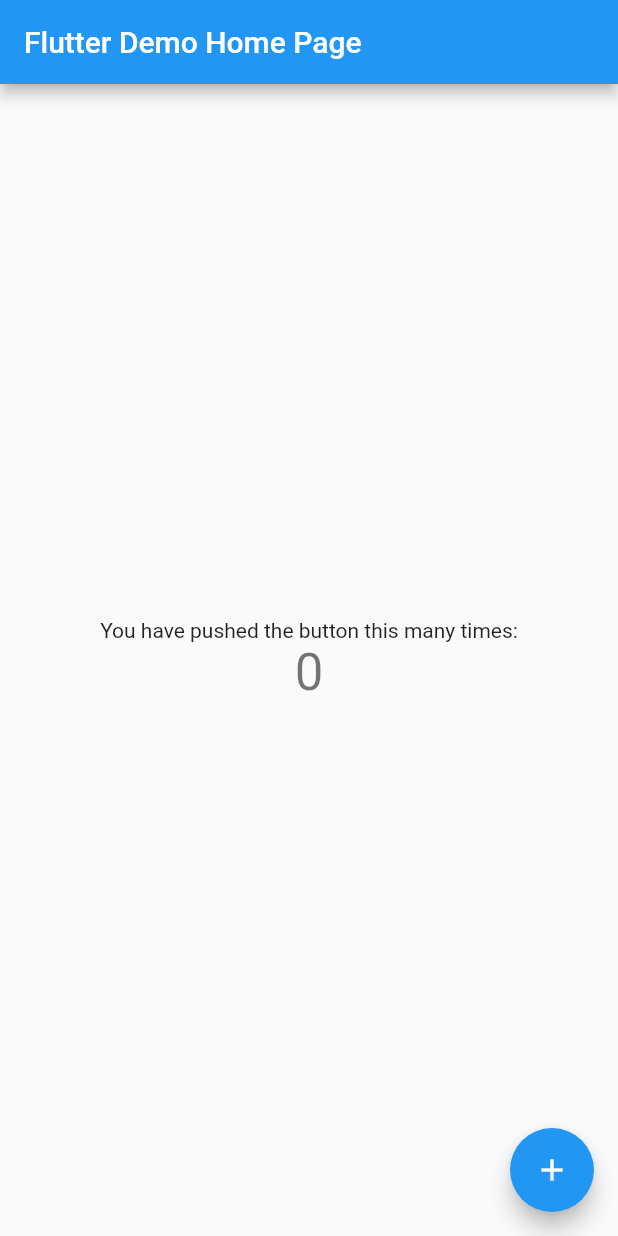
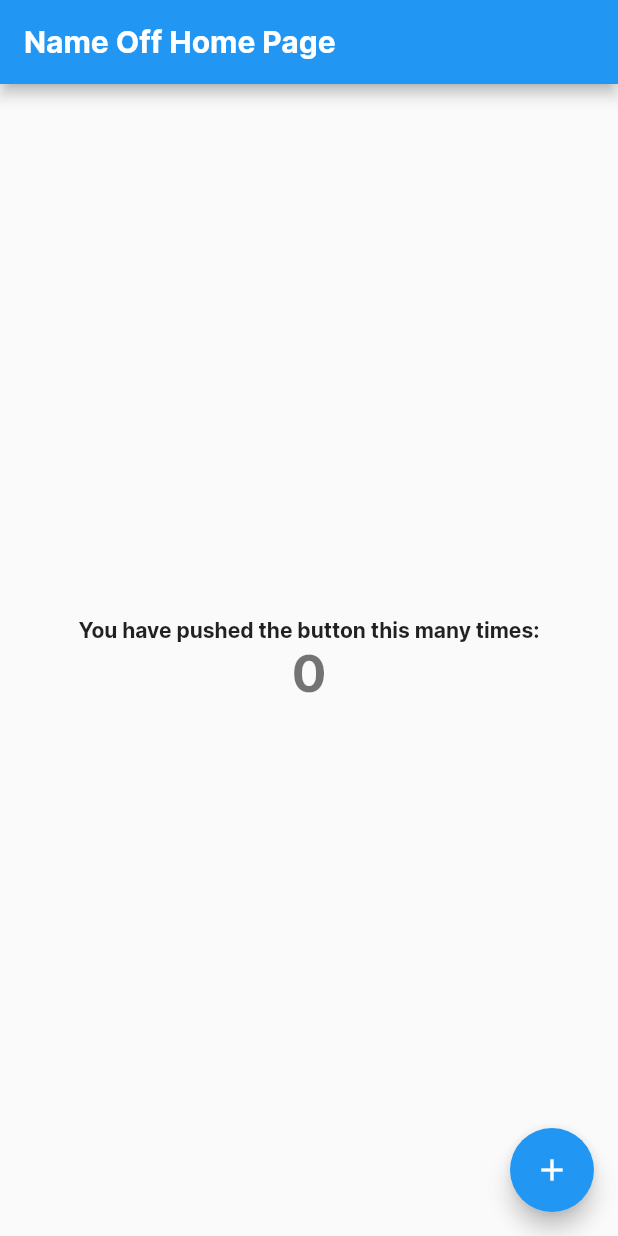
Before and after one commit to Ramko9999/Name-Off, a Flutter app: the screen it shows after launch, on a phone screen of 412 x 824 dp. Run offline on Flutter 3.47's test engine with Material 2 defaults, Android fonts, the phone set to English and light mode, and no system bars.

```diff
--- a/client/lib/main.dart
+++ b/client/lib/main.dart
@@ -11,6 +11,7 @@ class MyApp extends StatelessWidget {
     return MaterialApp(
       title: 'Name Off',
       theme: ThemeData(
+        fontFamily: 'Inter',
         // This is the theme of your application.
         //
         // Try running your application with "flutter run". You'll see the
@@ -26,7 +27,7 @@ class MyApp extends StatelessWidget {
         // closer together (more dense) than on mobile platforms.
         visualDensity: VisualDensity.adaptivePlatformDensity,
       ),
-      home: MyHomePage(title: 'Flutter Demo Home Page'),
+      home: MyHomePage(title: 'Name Off Home Page'),
     );
   }
 }
--- a/client/pubspec.yaml
+++ b/client/pubspec.yaml
@@ -63,8 +63,8 @@ flutter:
   fonts:
     - family: Inter
       fonts:
-        - asset: fonts/Inter-Medium.ttf
         - asset: fonts/Inter-Bold.ttf
+        - asset: fonts/Inter-ExtraBold.ttf
           weight: 700
 
 
```
Also changed, not shown: client/assets/logo.png (added).
